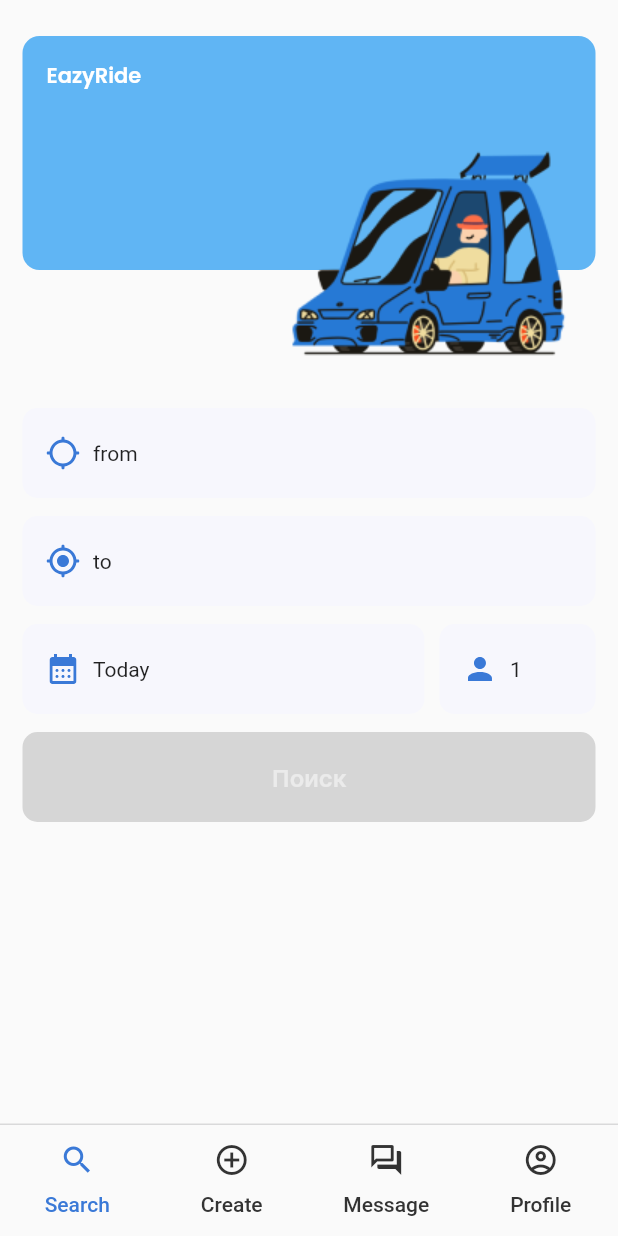
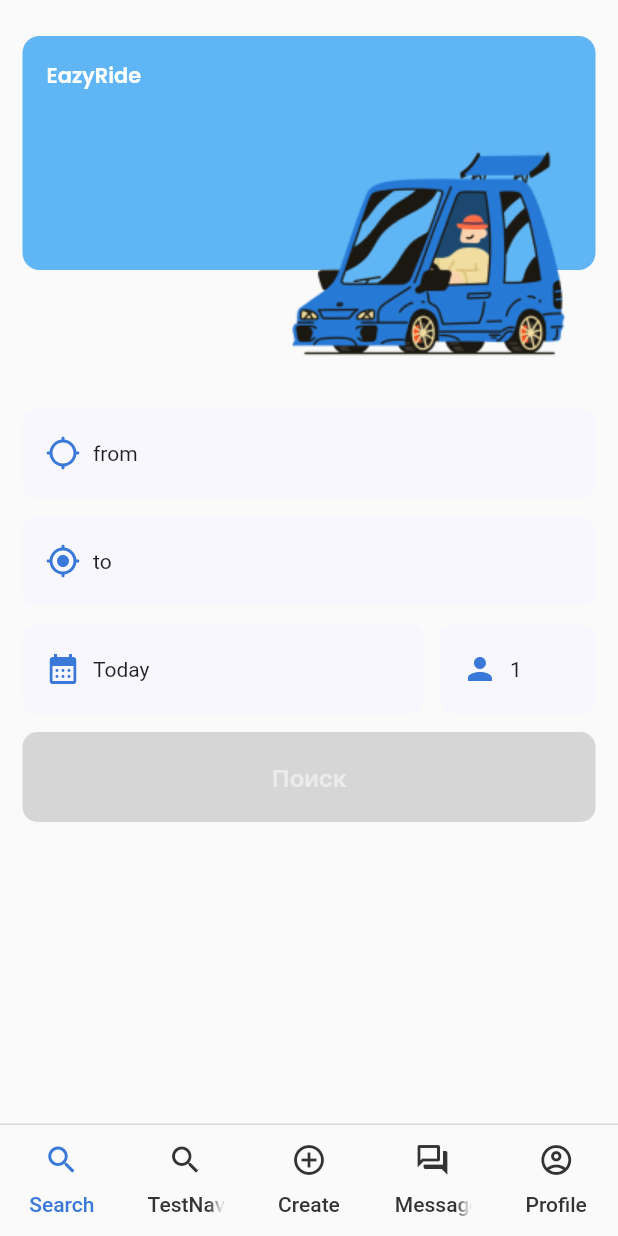
Before and after one commit to UkioMaeni/ride-flutter, a Flutter app: the screen it shows after launch, on a phone screen of 412 x 824 dp. Run offline on Flutter 3.47's test engine with Material 2 defaults, Android fonts, the phone set to English and light mode, and no system bars; our stand-ins replace dio, easy_debounce, firebase_analytics, firebase_core, firebase_messaging, flutter_local_notifications and 8 more; missing offline and left inert: dart:ffi; accounts and stored records are empty; network calls fail.

Commit message:
test: temp

```diff
--- a/lib/pages/mainapp/mainapp.dart
+++ b/lib/pages/mainapp/mainapp.dart
@@ -7,7 +7,9 @@ import 'package:flutter/material.dart';
 import 'package:flutter/services.dart';
 import 'package:web_socket_channel/web_socket_channel.dart';
 
-class MainApp extends StatefulWidget{
+import 'menupages/search/TestNavBar.dart';
+
+class MainApp extends StatefulWidget {
   WebSocketChannel channel;
   MainApp({required this.channel, super.key});
 
@@ -16,8 +18,7 @@ class MainApp extends StatefulWidget{
 }
 
 class _MainAppState extends State<MainApp> {
-
-  getUserInfo()async{
+  getUserInfo() async {
     await HttpUser().getUser();
   }
 
@@ -26,6 +27,7 @@ class _MainAppState extends State<MainApp> {
     getUserInfo();
     super.initState();
   }
+
   @override
   Widget build(BuildContext context) {
     return DefaultTabController(
@@ -37,37 +39,32 @@ class _MainAppState extends State<MainApp> {
           backgroundColor: Colors.white,
           toolbarOpacity: 0,
           elevation: 1,
-
         ),
         body: TabBarView(
-          children: [
-           Search(),
-            Create(),
-            Messages(),
-            Profile()
-          ],
+          children: [Search(), TestNavBar(), Create(), Messages(), Profile()],
         ),
         bottomNavigationBar: Container(
           decoration: BoxDecoration(
               border: Border(
                   top: BorderSide(
-                color: Color.fromRGBO(87,87,88,0.2),
-                width: 1
-              )
-            )
+                      color: Color.fromRGBO(87, 87, 88, 0.2), width: 1))),
+          child: TabBar(
+            labelColor: Color.fromRGBO(58, 121, 215, 1),
+            unselectedLabelColor: Color.fromRGBO(51, 51, 51, 1),
+            indicator: BoxDecoration(),
+            labelStyle: TextStyle(color: Color.fromRGBO(51, 51, 51, 1)),
+            tabs: [
+              Tab(
+                text: "Search",
+                icon: Icon(Icons.search),
               ),
-          child: TabBar(
-            labelColor: Color.fromRGBO(58,121,215,1),
-            unselectedLabelColor: Color.fromRGBO(51,51,51,1),
-            indicator: BoxDecoration(),
-            labelStyle: TextStyle(
-              color: Color.fromRGBO(51,51,51,1)
+              Tab(
+                text: "TestNavBar",
+                icon: Icon(Icons.search),
               ),
-            tabs: [
-                Tab(text: "Search",icon: Icon(Icons.search),),
-                Tab(text: "Create",icon: Icon(Icons.control_point)),
-                Tab(text: "Message",icon: Icon(Icons.forum_outlined)),
-                Tab(text: "Profile",icon: Icon(Icons.account_circle_outlined))
+              Tab(text: "Create", icon: Icon(Icons.control_point)),
+              Tab(text: "Message", icon: Icon(Icons.forum_outlined)),
+              Tab(text: "Profile", icon: Icon(Icons.account_circle_outlined))
             ],
           ),
         ),
--- a/pubspec.yaml
+++ b/pubspec.yaml
@@ -42,7 +42,7 @@ dependencies:
   rflutter_alert: ^2.0.6
   web_socket_channel: ^2.4.0
   easy_debounce: ^2.0.3
-  google_maps_flutter: ^2.2.8
+  google_maps_flutter: ^2.3.1
   table_calendar: ^3.0.9
   provider: ^6.0.5
   share: ^2.0.4
@@ -52,14 +52,12 @@ dependencies:
   flutter_local_notifications: ^14.1.1
 
 dev_dependencies:
-
   # The "flutter_lints" package below contains a set of recommended lints to
   # encourage good coding practices. The lint set provided by the package is
   # activated in the `analysis_options.yaml` file located at the root of your
   # package. See that file for information about deactivating specific lint
   # rules and activating additional ones.
   flutter_lints: ^2.0.0
-
 
 # For information on the generic Dart part of this file, see the
 # following page: https://dart.dev/tools/pub/pubspec
```
Also changed, not shown: lib/pages/mainapp/menupages/search/TestNavBar.dart (added, +34 -0 lines), 1 other file. Lines whose indentation alone changed are shown as unchanged.
